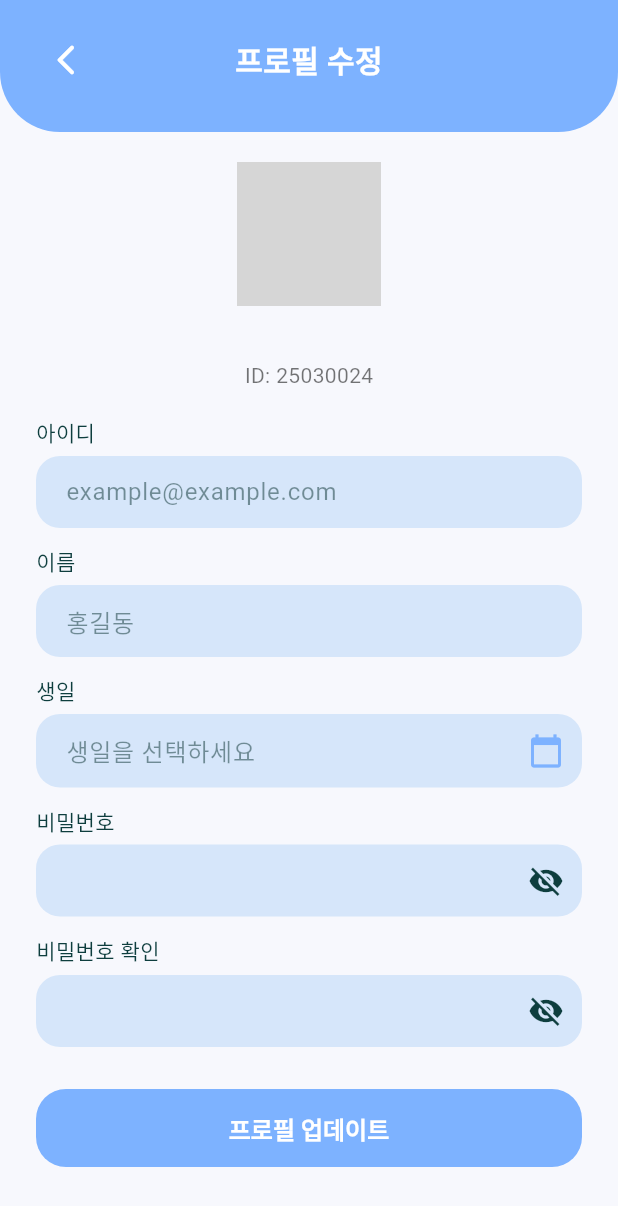
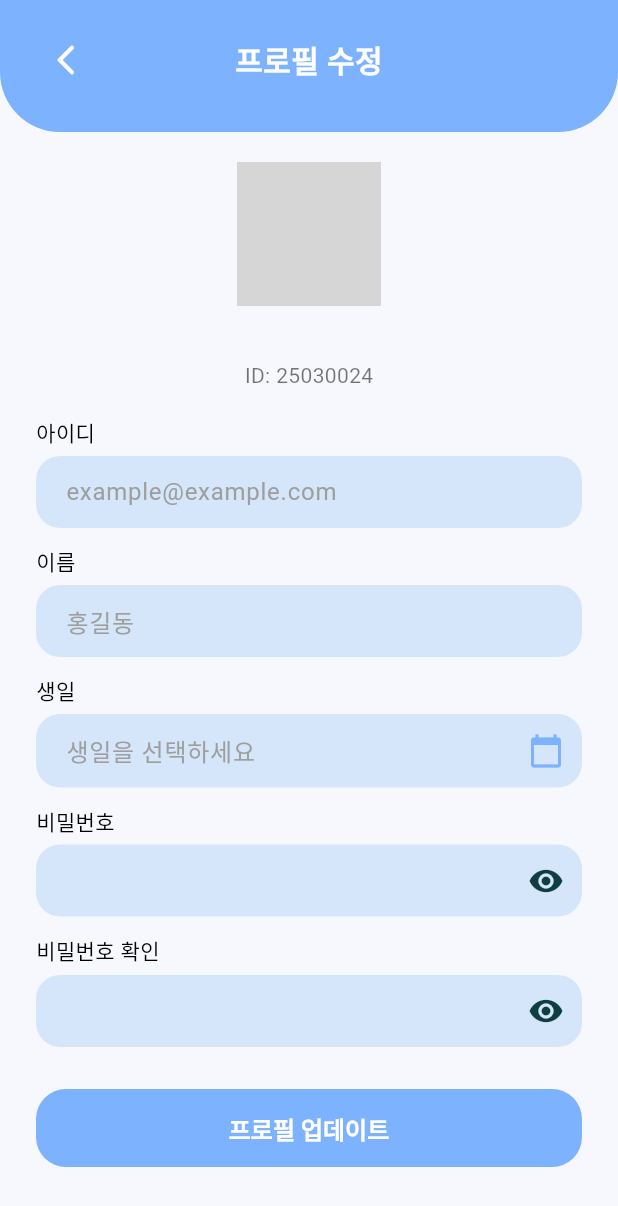
Before and after one commit to Palearn-4-P-proj/Palearn-prototype, a Flutter app: the ProfileEditScreen screen opened by its route, on a phone screen of 412 x 824 dp. Shown: the top 1206 px of the screen. Run offline on Flutter 3.47's test engine with Material 3 defaults, Android fonts, the phone set to English and light mode, and no system bars; our stand-ins replace flutter_secure_storage, shared_preferences, shimmer, table_calendar; accounts and stored records are empty; network calls fail; grey boxes are pictures that could not be loaded.

Commit message:
fix: UI/UX 피드백 반영 (비밀번호 아이콘, 다크모드, 알림 여백 등)
- 비밀번호 보기/숨기기 아이콘 로직 수정 (visibility ↔ visibility_off)
- 모든 요일 쉬는날 선택 시 경고 메시지 추가
- 알림 화면 상단 여백 제거
- 친구 화면 아이콘 변경 (badge → person_outline)
- 프로필 수정 화면 다크모드 지원 개선
- 프로필 사진 기본값 복귀 버튼 추가

🤖 Generated with [Claude Code](https://claude.com/claude-code)

Co-Authored-By: Claude Opus 4.5 <noreply@anthropic.com>

```diff
--- a/lib/screens/friends_screen.dart
+++ b/lib/screens/friends_screen.dart
@@ -183,7 +183,7 @@ class _FriendsScreenState extends State<FriendsScreen> {
                   ),
                   child: Row(
                     children: [
-                      const Icon(Icons.badge_outlined, color: _blue),
+                      const Icon(Icons.person_outline_rounded, color: _blue),
                       const SizedBox(width: 12),
                       Expanded(
                         child: Column(
--- a/lib/screens/notifications_screen.dart
+++ b/lib/screens/notifications_screen.dart
@@ -93,9 +93,8 @@ class _NotificationScreenState extends State<NotificationScreen> {
             // 알림 목록
             Expanded(
               child: ListView(
-          padding: const EdgeInsets.fromLTRB(16, 16, 16, 24),
+          padding: const EdgeInsets.fromLTRB(16, 12, 16, 24),
           children: [
-
             // 새로운 알림
             const Row(
               children: [
--- a/lib/screens/profile_edit_screen.dart
+++ b/lib/screens/profile_edit_screen.dart
@@ -193,6 +193,8 @@ class _ProfileEditScreenState extends State<ProfileEditScreen> {
     }
   }
 
+  static const String _defaultPhotoUrl = 'https://i.pravatar.cc/150?img=1';
+
   void _showPhotoUrlDialog() {
     photoUrlCtrl.text = photoUrl;
     showDialog(
@@ -239,6 +241,17 @@ class _ProfileEditScreenState extends State<ProfileEditScreen> {
                   ),
                 ),
               ),
+            const SizedBox(height: 12),
+            // 기본값 복귀 버튼
+            TextButton.icon(
+              onPressed: () {
+                photoUrlCtrl.text = _defaultPhotoUrl;
+                Navigator.pop(ctx);
+                _showPhotoUrlDialog(); // 다이얼로그 다시 열기
+              },
+              icon: const Icon(Icons.restore, size: 18),
+              label: const Text('기본 이미지로 복귀'),
+            ),
           ],
         ),
         actions: [
@@ -268,8 +281,13 @@ class _ProfileEditScreenState extends State<ProfileEditScreen> {
 
   @override
   Widget build(BuildContext context) {
+    final isDark = Theme.of(context).brightness == Brightness.dark;
+    final bgColor = isDark ? const Color(0xFF121212) : const Color(0xFFF7F8FD);
+    final textColor = isDark ? const Color(0xFFE5E5E5) : Colors.black;
+    final subTextColor = isDark ? const Color(0xFFB0B0B0) : Colors.black54;
+
     return Scaffold(
-      backgroundColor: const Color(0xFFF7F8FD),
+      backgroundColor: bgColor,
       body: SafeArea(
         child: Column(
           children: [
@@ -338,11 +356,12 @@ class _ProfileEditScreenState extends State<ProfileEditScreen> {
 
                     const SizedBox(height: 10),
                     Text(nameCtrl.text,
-                        style: const TextStyle(
+                        style: TextStyle(
                             fontSize: 18,
-                            fontWeight: FontWeight.w800)),
+                            fontWeight: FontWeight.w800,
+                            color: textColor)),
                     Text('ID: $userId',
-                        style: const TextStyle(color: Colors.black54)),
+                        style: TextStyle(color: subTextColor)),
                     const SizedBox(height: 18),
 
                     _field(
@@ -389,8 +408,8 @@ class _ProfileEditScreenState extends State<ProfileEditScreen> {
                             decoration: _decoration(null).copyWith(
                               suffixIcon: IconButton(
                                 icon: Icon(hidePw
-                                    ? Icons.visibility_off
-                                    : Icons.visibility),
+                                    ? Icons.visibility
+                                    : Icons.visibility_off),
                                 onPressed: () =>
                                     setState(() => hidePw = !hidePw),
                               ),
@@ -412,8 +431,8 @@ class _ProfileEditScreenState extends State<ProfileEditScreen> {
                         decoration: _decoration(null).copyWith(
                           suffixIcon: IconButton(
                             icon: Icon(hidePw2
-                                ? Icons.visibility_off
-                                : Icons.visibility),
+                                ? Icons.visibility
+                                : Icons.visibility_off),
                             onPressed: () =>
                                 setState(() => hidePw2 = !hidePw2),
                           ),
@@ -461,12 +480,15 @@ class _ProfileEditScreenState extends State<ProfileEditScreen> {
   }
 
   Widget _field({required String label, required Widget child, String? error}) {
+    final isDark = Theme.of(context).brightness == Brightness.dark;
+    final textColor = isDark ? const Color(0xFFE5E5E5) : Colors.black;
+
     return Padding(
       padding: const EdgeInsets.only(bottom: 12),
       child: Column(
         crossAxisAlignment: CrossAxisAlignment.start,
         children: [
-          Text(label),
+          Text(label, style: TextStyle(color: textColor)),
           const SizedBox(height: 6),
           child,
           if (error != null) ...[
@@ -538,10 +560,15 @@ class _ProfileEditScreenState extends State<ProfileEditScreen> {
   }
 
   InputDecoration _decoration(String? hint) {
+    final isDark = Theme.of(context).brightness == Brightness.dark;
+    final fieldBgColor = isDark ? const Color(0xFF1E3A5F) : const Color(0xFFD6E6FA);
+    final hintColor = isDark ? const Color(0xFF808080) : Colors.grey;
+
     return InputDecoration(
       hintText: hint,
+      hintStyle: TextStyle(color: hintColor),
       filled: true,
-      fillColor: const Color(0xFFD6E6FA),
+      fillColor: fieldBgColor,
       border: OutlineInputBorder(
         borderRadius: BorderRadius.circular(16),
         borderSide: BorderSide.none,
```
Also changed, not shown: lib/screens/create_plan_screen.dart (+8 -0 lines), lib/generated/login_signup_widgets.dart.
